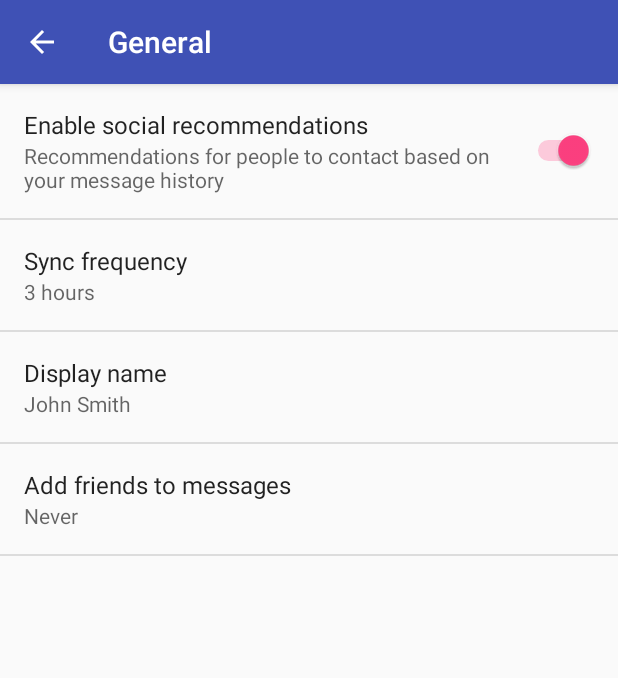
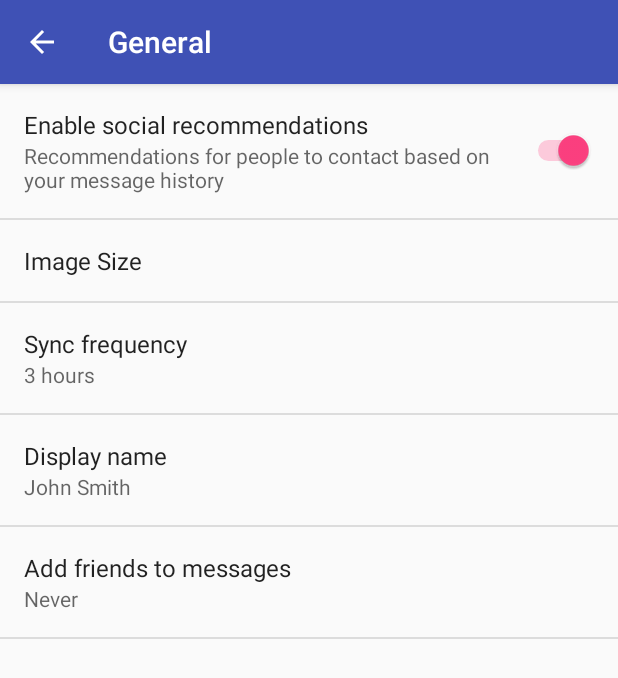
Before and after one commit to scir/TestCodes, an Android app: the SettingsActivity screen opened directly, with no data from a screen before it, after a tap on "General", on a phone screen of 412 x 824 dp. Shown: the top 678 px of the screen. Run offline under Robolectric (Android 15) with nearby library versions, the phone set to English and light mode, and no system bars.

Commit message:
- Fixed activity crash reason (string key versus value being in integer) modified:   res/values/strings.xml modified:   res/xml/pref_general.xml

```diff
--- a/scir_android_app/app/src/main/res/values/strings.xml
+++ b/scir_android_app/app/src/main/res/values/strings.xml
@@ -77,23 +77,23 @@
         <item>-1</item>
     </string-array>
 
-    <!--<string name="pref_title_image_size">Image Size</string>-->
-    <!--<string-array name="pref_image_size_titles">-->
-        <!--<item>15 KBytes</item>-->
-        <!--<item>50 KBytes</item>-->
-        <!--<item>100 KBytes</item>-->
-        <!--<item>250 KBytes</item>-->
-        <!--<item>1024 KBytes</item>-->
-        <!--<item>2048 KBytes</item>-->
-    <!--</string-array>-->
-    <!--<integer-array name="pref_image_size_values">-->
-        <!--<item>15</item>-->
-        <!--<item>50</item>-->
-        <!--<item>100</item>-->
-        <!--<item>250</item>-->
-        <!--<item>1024</item>-->
-        <!--<item>2048</item>-->
-    <!--</integer-array>-->
+    <string name="pref_title_image_size">Image Size</string>
+    <string-array name="pref_image_size_titles">
+        <item>15 KBytes</item>
+        <item>50 KBytes</item>
+        <item>100 KBytes</item>
+        <item>250 KBytes</item>
+        <item>1024 KBytes</item>
+        <item>2048 KBytes</item>
+    </string-array>
+    <string-array name="pref_image_size_values">
+        <item>15</item>
+        <item>50</item>
+        <item>100</item>
+        <item>250</item>
+        <item>1024</item>
+        <item>2048</item>
+    </string-array>
 
     <string-array name="list_preference_entries">
         <item>Entry 1</item>
--- a/scir_android_app/app/src/main/res/xml/pref_general.xml
+++ b/scir_android_app/app/src/main/res/xml/pref_general.xml
@@ -7,14 +7,14 @@
         android:title="@string/pref_title_social_recommendations" />
 
 
-    <!--<ListPreference-->
-        <!--android:defaultValue="250"-->
-        <!--android:entries="@array/pref_image_size_titles"-->
-        <!--android:entryValues="@array/pref_image_size_values"-->
-        <!--android:key="user_image_size"-->
-        <!--android:negativeButtonText="@null"-->
-        <!--android:positiveButtonText="@null"-->
-        <!--android:title="@string/pref_title_image_size" />-->
+    <ListPreference
+        android:defaultValue="250"
+        android:entries="@array/pref_image_size_titles"
+        android:entryValues="@array/pref_image_size_values"
+        android:key="user_image_size"
+        android:negativeButtonText="@null"
+        android:positiveButtonText="@null"
+        android:title="@string/pref_title_image_size" />
 
 
     <ListPreference
```
